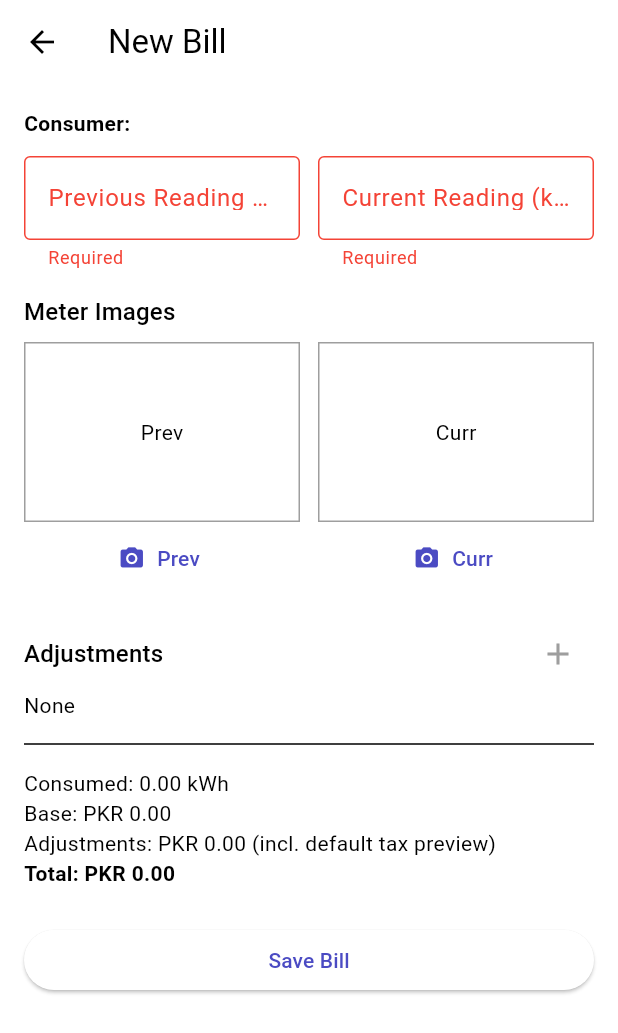
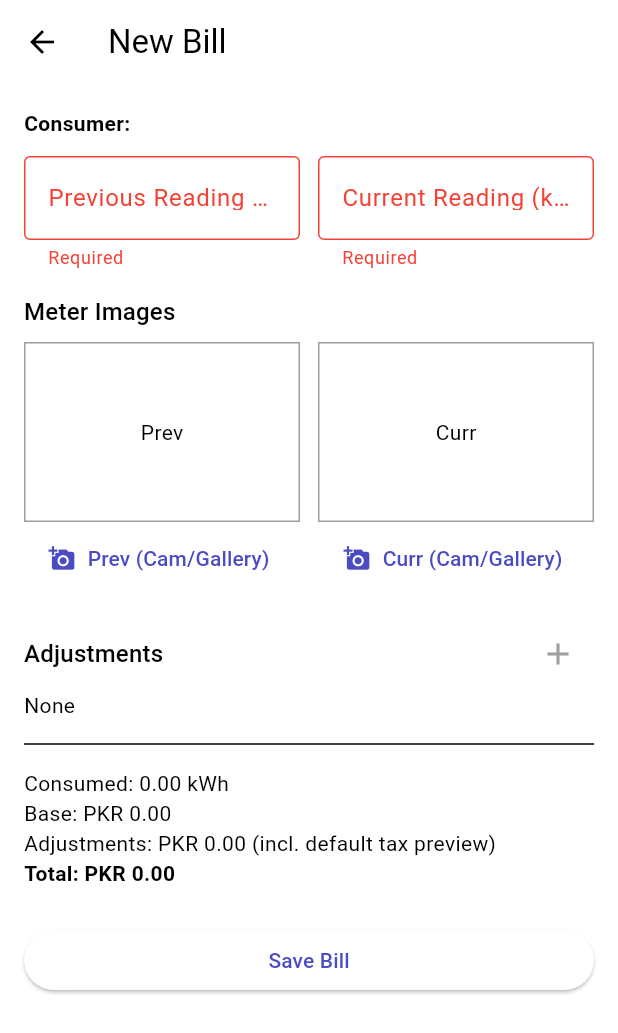
Before and after one commit to junii03/Bill-Generator, a Flutter app: the NewBillScreen screen opened directly with empty values, after a tap on "Save Bill", on a phone screen of 412 x 824 dp. Shown: the top 1033 px of the screen. Run offline on Flutter 3.47's test engine with Material 3 defaults, Android fonts, the phone set to English and light mode, and no system bars; our stand-ins replace file_picker, image_picker, share_plus, shared_preferences, sqflite; accounts and stored records are empty.

Commit message:
feat: Implement last meter reading retrieval and enhance image selection options in NewBillScreen

```diff
--- a/lib/main.dart
+++ b/lib/main.dart
@@ -35,9 +35,11 @@ class MyApp extends StatelessWidget {
             ? AppTheme.dark('')
             : AppTheme.light('');
         return MaterialApp(
+          debugShowCheckedModeBanner: false,
           title: 'Electricity Billing',
           theme: theme,
           darkTheme: AppTheme.dark(''),
+          themeMode: settings.darkMode ? ThemeMode.dark : ThemeMode.light,
           home: const ConsumerListScreen(),
           routes: {SettingsScreen.route: (_) => const SettingsScreen()},
         );
--- a/lib/screens/new_bill_screen.dart
+++ b/lib/screens/new_bill_screen.dart
@@ -30,6 +30,20 @@ class _NewBillScreenState extends State<NewBillScreen> {
   @override
   void initState() {
     super.initState();
+    _loadLastReading();
+  }
+
+  Future<void> _loadLastReading() async {
+    final last = await DatabaseService.instance.getLastMeterReadingForConsumer(
+      widget.consumer.id!,
+    );
+    if (!mounted || last == null) return;
+    setState(() {
+      // Use last current as new previous
+      _prevCtrl.text = last.currentReading.toStringAsFixed(2);
+      // Carry forward the last current image as the new previous image reference
+      prevImagePath = last.currentImagePath;
+    });
   }
 
   double get consumed {
@@ -49,8 +63,8 @@ class _NewBillScreenState extends State<NewBillScreen> {
   double get adjustmentsTotal => adjustments.fold(0, (s, a) => s + a.amount);
   double get totalAmount => baseAmount + adjustmentsTotal;
 
-  Future<void> _pickImage(bool previous) async {
-    final path = await ImageService.pickAndStore(isCamera: true);
+  Future<void> _pickImage(bool previous, {required bool camera}) async {
+    final path = await ImageService.pickAndStore(isCamera: camera);
     if (path != null) {
       setState(() {
         if (previous) {
@@ -60,6 +74,53 @@ class _NewBillScreenState extends State<NewBillScreen> {
         }
       });
     }
+  }
+
+  Future<void> _chooseImage(bool previous) async {
+    if (!mounted) return;
+    await showModalBottomSheet(
+      context: context,
+      builder: (ctx) => SafeArea(
+        child: Wrap(
+          children: [
+            ListTile(
+              leading: const Icon(Icons.photo_camera),
+              title: const Text('Camera'),
+              onTap: () {
+                Navigator.pop(ctx);
+                _pickImage(previous, camera: true);
+              },
+            ),
+            ListTile(
+              leading: const Icon(Icons.photo_library),
+              title: const Text('Gallery'),
+              onTap: () {
+                Navigator.pop(ctx);
+                _pickImage(previous, camera: false);
+              },
+            ),
+            if (previous && prevImagePath != null)
+              ListTile(
+                leading: const Icon(Icons.restart_alt),
+                title: const Text('Clear / Reset'),
+                onTap: () {
+                  setState(() => prevImagePath = null);
+                  Navigator.pop(ctx);
+                },
+              ),
+            if (!previous && currImagePath != null)
+              ListTile(
+                leading: const Icon(Icons.restart_alt),
+                title: const Text('Clear / Reset'),
+                onTap: () {
+                  setState(() => currImagePath = null);
+                  Navigator.pop(ctx);
+                },
+              ),
+          ],
+        ),
+      ),
+    );
   }
 
   Future<void> _addAdjustmentDialog() async {
@@ -240,7 +301,11 @@ class _NewBillScreenState extends State<NewBillScreen> {
                       Container(
                         height: 120,
                         decoration: BoxDecoration(
-                          border: Border.all(color: Colors.grey),
+                          border: Border.all(
+                            color: Theme.of(
+                              context,
+                            ).colorScheme.onSurfaceVariant,
+                          ),
                         ),
                         child: prevImagePath == null
                             ? const Center(child: Text('Prev'))
@@ -250,9 +315,9 @@ class _NewBillScreenState extends State<NewBillScreen> {
                               ),
                       ),
                       TextButton.icon(
-                        onPressed: () => _pickImage(true),
-                        icon: const Icon(Icons.camera_alt),
-                        label: const Text('Prev'),
+                        onPressed: () => _chooseImage(true),
+                        icon: const Icon(Icons.add_a_photo),
+                        label: const Text('Prev (Cam/Gallery)'),
                       ),
                     ],
                   ),
@@ -264,7 +329,11 @@ class _NewBillScreenState extends State<NewBillScreen> {
                       Container(
                         height: 120,
                         decoration: BoxDecoration(
-                          border: Border.all(color: Colors.grey),
+                          border: Border.all(
+                            color: Theme.of(
+                              context,
+                            ).colorScheme.onSurfaceVariant,
+                          ),
                         ),
                         child: currImagePath == null
                             ? const Center(child: Text('Curr'))
@@ -274,9 +343,9 @@ class _NewBillScreenState extends State<NewBillScreen> {
                               ),
                       ),
                       TextButton.icon(
-                        onPressed: () => _pickImage(false),
-                        icon: const Icon(Icons.camera_alt),
-                        label: const Text('Curr'),
+                        onPressed: () => _chooseImage(false),
+                        icon: const Icon(Icons.add_a_photo),
+                        label: const Text('Curr (Cam/Gallery)'),
                       ),
                     ],
                   ),
@@ -305,7 +374,10 @@ class _NewBillScreenState extends State<NewBillScreen> {
                   title: Text(e.value.label),
                   subtitle: Text(e.value.amount.toStringAsFixed(2)),
                   trailing: IconButton(
-                    icon: const Icon(Icons.delete, color: Colors.red),
+                    icon: Icon(
+                      Icons.delete,
+                      color: Theme.of(context).colorScheme.error,
+                    ),
                     onPressed: () =>
                         setState(() => adjustments.removeAt(e.key)),
                   ),
--- a/lib/services/database_service.dart
+++ b/lib/services/database_service.dart
@@ -86,6 +86,18 @@ class DatabaseService {
     return MeterReading.fromMap(rows.first);
   }
 
+  Future<MeterReading?> getLastMeterReadingForConsumer(int consumerId) async {
+    final rows = await (await db).query(
+      'meter_readings',
+      where: 'consumer_id=?',
+      whereArgs: [consumerId],
+      orderBy: 'reading_date DESC',
+      limit: 1,
+    );
+    if (rows.isEmpty) return null;
+    return MeterReading.fromMap(rows.first);
+  }
+
   // Bills
   Future<int> insertBill(Bill b) async => (await db).insert('bills', b.toMap());
   Future<List<Bill>> getBillsForConsumer(int consumerId) async {
```
Also changed, not shown: 1 other file.
